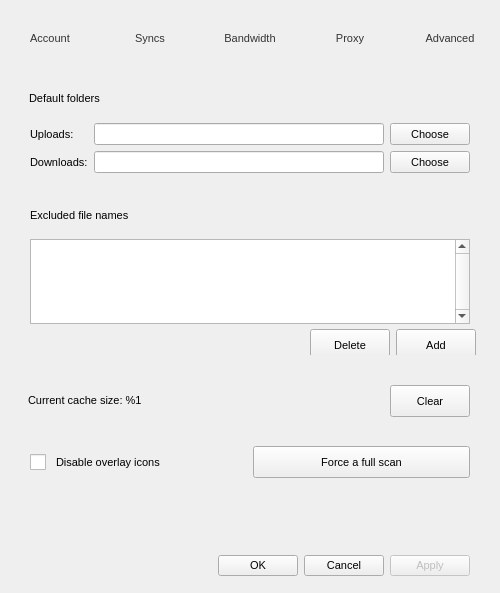
First picture: the form in Source/MEGASync/gui/macx/SettingsDialog.ui, repository meganz/MEGAsync, before the edit.
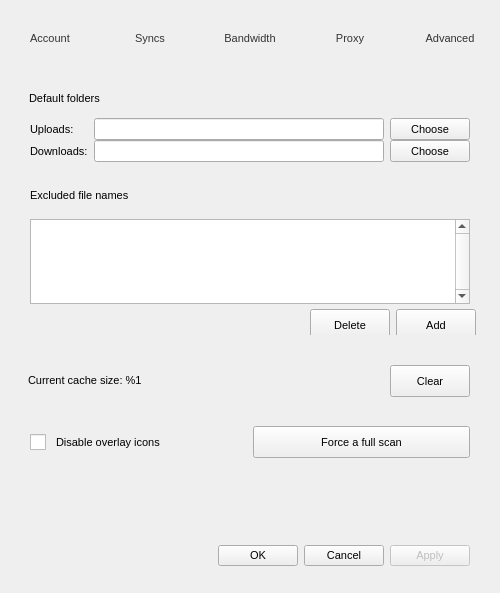
Second picture: the form after the edit. The open tabs and pages were chosen to show the change. Icons and pictures are not drawn.

Commit message: GUI fixes for OS X

The edit to the form file:
```diff
--- a/Source/MEGASync/gui/macx/SettingsDialog.ui
+++ b/Source/MEGASync/gui/macx/SettingsDialog.ui
@@ -2229,7 +2229,7 @@
        <item>
         <widget class="QGroupBox" name="groupBox_2">
          <property name="sizePolicy">
-          <sizepolicy hsizetype="Preferred" vsizetype="Maximum">
+          <sizepolicy hsizetype="Expanding" vsizetype="Maximum">
            <horstretch>0</horstretch>
            <verstretch>0</verstretch>
           </sizepolicy>
@@ -2241,6 +2241,9 @@
           <bool>true</bool>
          </property>
          <layout class="QHBoxLayout" name="horizontalLayout_9">
+          <property name="spacing">
+           <number>0</number>
+          </property>
           <property name="leftMargin">
            <number>11</number>
           </property>
@@ -2256,7 +2259,7 @@
           <item>
            <widget class="QWidget" name="widget" native="true">
             <property name="sizePolicy">
-             <sizepolicy hsizetype="Preferred" vsizetype="Maximum">
+             <sizepolicy hsizetype="Expanding" vsizetype="Maximum">
               <horstretch>0</horstretch>
               <verstretch>0</verstretch>
              </sizepolicy>
@@ -2271,7 +2274,7 @@
              <item>
               <widget class="QGroupBox" name="groupBox_4">
                <property name="sizePolicy">
-                <sizepolicy hsizetype="Preferred" vsizetype="Maximum">
+                <sizepolicy hsizetype="Expanding" vsizetype="Maximum">
                  <horstretch>0</horstretch>
                  <verstretch>0</verstretch>
                 </sizepolicy>
@@ -2283,17 +2286,26 @@
                 <bool>true</bool>
                </property>
                <layout class="QFormLayout" name="formLayout_3">
+                <property name="fieldGrowthPolicy">
+                 <enum>QFormLayout::ExpandingFieldsGrow</enum>
+                </property>
+                <property name="labelAlignment">
+                 <set>Qt::AlignLeading|Qt::AlignLeft|Qt::AlignVCenter</set>
+                </property>
+                <property name="verticalSpacing">
+                 <number>0</number>
+                </property>
                 <property name="leftMargin">
                  <number>19</number>
                 </property>
                 <property name="topMargin">
-                 <number>5</number>
+                 <number>0</number>
                 </property>
                 <property name="rightMargin">
                  <number>0</number>
                 </property>
                 <property name="bottomMargin">
-                 <number>9</number>
+                 <number>0</number>
                 </property>
                 <item row="1" column="1">
                  <widget class="QWidget" name="widget_15" native="true">
@@ -2318,6 +2330,9 @@
                    </property>
                    <item>
                     <widget class="QLineEdit" name="eUploadFolder">
+                     <property name="styleSheet">
+                      <string notr="true"/>
+                     </property>
                      <property name="readOnly">
                       <bool>true</bool>
                      </property>
@@ -2403,6 +2418,18 @@
                 </item>
                 <item row="1" column="0">
                  <widget class="QLabel" name="lUploadFolder">
+                  <property name="sizePolicy">
+                   <sizepolicy hsizetype="Expanding" vsizetype="Preferred">
+                    <horstretch>0</horstretch>
+                    <verstretch>0</verstretch>
+                   </sizepolicy>
+                  </property>
+                  <property name="minimumSize">
+                   <size>
+                    <width>0</width>
+                    <height>16</height>
+                   </size>
+                  </property>
                   <property name="text">
                    <string>Uploads:</string>
                   </property>
@@ -2410,6 +2437,18 @@
                 </item>
                 <item row="2" column="0">
                  <widget class="QLabel" name="lDownloadFolder">
+                  <property name="sizePolicy">
+                   <sizepolicy hsizetype="Expanding" vsizetype="Preferred">
+                    <horstretch>0</horstretch>
+                    <verstretch>0</verstretch>
+                   </sizepolicy>
+                  </property>
+                  <property name="minimumSize">
+                   <size>
+                    <width>0</width>
+                    <height>16</height>
+                   </size>
+                  </property>
                   <property name="font">
                    <font>
                     <pointsize>-1</pointsize>
```
Left out of the diff: 25 changed lines with no effect on the pictures. The commit also changes 2 other files.
